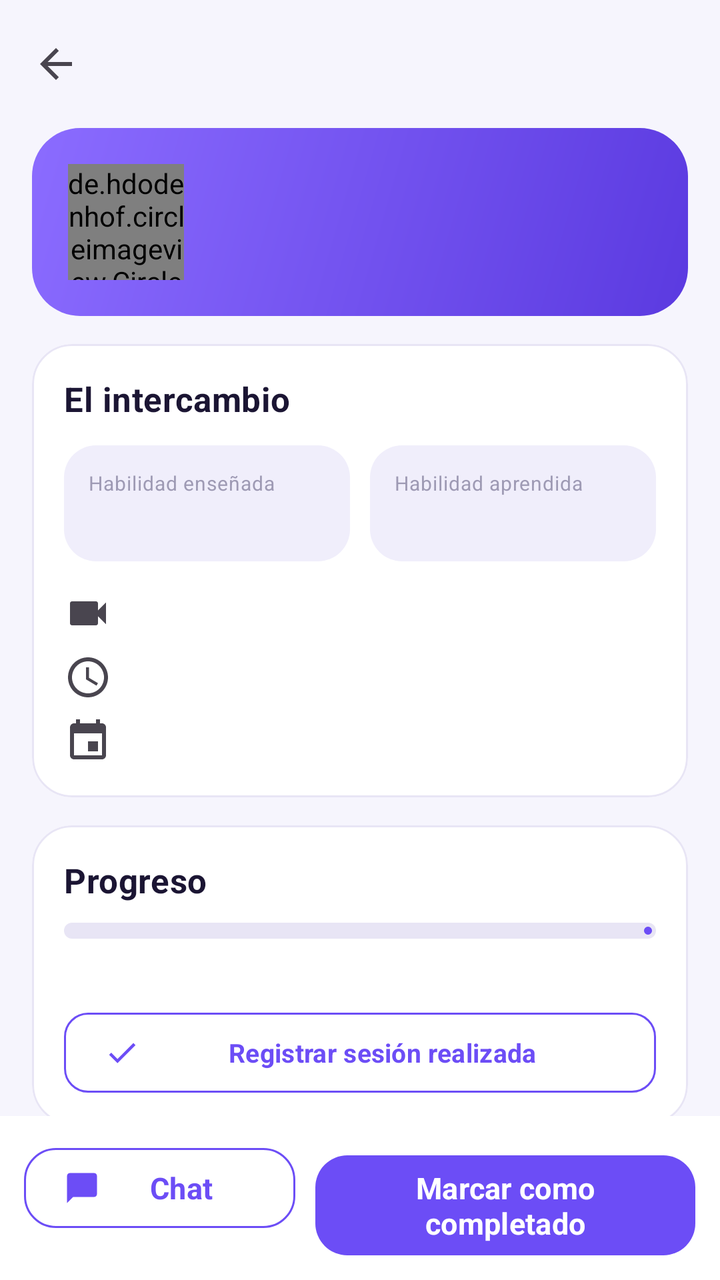
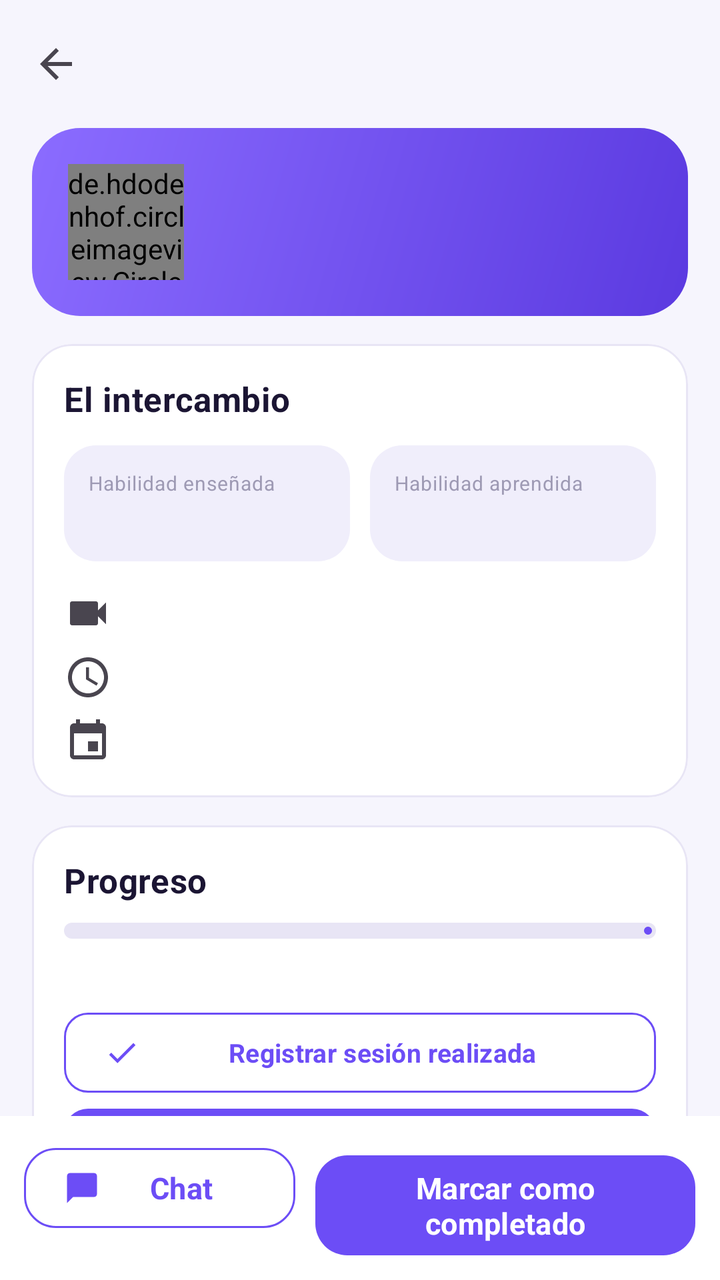

Before-and-after screenshots of an Android layout around one commit, followed by the original layout XML and the change that was made.
<!-- AndroidManifest.xml: application theme Theme.SkillSwap -->
<!-- res/layout/activity_exchange_detail.xml -->
<?xml version="1.0" encoding="utf-8"?>
<androidx.constraintlayout.widget.ConstraintLayout
    xmlns:android="http://schemas.android.com/apk/res/android"
    xmlns:app="http://schemas.android.com/apk/res-auto"
    android:layout_width="match_parent"
    android:layout_height="match_parent"
    android:background="?android:colorBackground">

    <include
        android:id="@+id/toolbarInc"
        layout="@layout/layout_toolbar"
        android:layout_width="match_parent"
        android:layout_height="wrap_content"
        app:layout_constraintTop_toTopOf="parent" />

    <androidx.core.widget.NestedScrollView
        android:layout_width="0dp"
        android:layout_height="0dp"
        android:clipToPadding="false"
        android:paddingBottom="20dp"
        app:layout_constraintBottom_toTopOf="@id/actions"
        app:layout_constraintEnd_toEndOf="parent"
        app:layout_constraintStart_toStartOf="parent"
        app:layout_constraintTop_toBottomOf="@id/toolbarInc">

        <LinearLayout
            android:layout_width="match_parent"
            android:layout_height="wrap_content"
            android:orientation="vertical"
            android:paddingStart="16dp"
            android:paddingEnd="16dp">

            
            <com.google.android.material.card.MaterialCardView
                android:layout_width="match_parent"
                android:layout_height="wrap_content"
                app:cardBackgroundColor="@color/transparent"
                app:cardCornerRadius="22dp"
                app:cardElevation="0dp"
                app:strokeWidth="0dp">

                <LinearLayout
                    android:layout_width="match_parent"
                    android:layout_height="wrap_content"
                    android:background="@drawable/bg_gradient_purple"
                    android:gravity="center_vertical"
                    android:orientation="horizontal"
                    android:padding="18dp">

                    <de.hdodenhof.circleimageview.CircleImageView
                        android:id="@+id/imgAvatar"
                        android:layout_width="58dp"
                        android:layout_height="58dp"
                        android:src="@drawable/ic_avatar_placeholder"
                        app:civ_border_color="#66FFFFFF"
                        app:civ_border_width="2dp" />

                    <LinearLayout
                        android:layout_width="0dp"
                        android:layout_height="wrap_content"
                        android:layout_marginStart="14dp"
                        android:layout_weight="1"
                        android:orientation="vertical">

                        <TextView
                            android:id="@+id/txtName"
                            android:layout_width="match_parent"
                            android:layout_height="wrap_content"
                            android:textColor="@color/white"
                            android:textSize="18sp"
                            android:textStyle="bold" />

                        <TextView
                            android:id="@+id/txtStatus"
                            android:layout_width="match_parent"
                            android:layout_height="wrap_content"
                            android:alpha="0.9"
                            android:textColor="@color/white"
                            android:textSize="13sp" />
                    </LinearLayout>
                </LinearLayout>
            </com.google.android.material.card.MaterialCardView>

            
            <com.google.android.material.card.MaterialCardView
                android:layout_width="match_parent"
                android:layout_height="wrap_content"
                android:layout_marginTop="14dp"
                app:cardCornerRadius="20dp"
                app:cardElevation="0dp"
                app:strokeWidth="1dp">

                <LinearLayout
                    android:layout_width="match_parent"
                    android:layout_height="wrap_content"
                    android:orientation="vertical"
                    android:padding="16dp">

                    <TextView
                        android:layout_width="wrap_content"
                        android:layout_height="wrap_content"
                        android:text="@string/lbl_the_exchange"
                        android:textAppearance="@style/TextAppearance.SkillSwap.Section" />

                    <LinearLayout
                        android:layout_width="match_parent"
                        android:layout_height="wrap_content"
                        android:layout_marginTop="12dp"
                        android:orientation="horizontal">

                        <LinearLayout
                            android:layout_width="0dp"
                            android:layout_height="wrap_content"
                            android:layout_weight="1"
                            android:background="@drawable/bg_rounded_soft"
                            android:orientation="vertical"
                            android:padding="12dp">

                            <TextView
                                android:layout_width="wrap_content"
                                android:layout_height="wrap_content"
                                android:text="@string/lbl_skill_taught"
                                android:textAppearance="@style/TextAppearance.SkillSwap.Caption"
                                android:textSize="10sp" />

                            <TextView
                                android:id="@+id/txtITeach"
                                android:layout_width="match_parent"
                                android:layout_height="wrap_content"
                                android:textColor="@color/brand_secondary_dark"
                                android:textSize="15sp"
                                android:textStyle="bold" />
                        </LinearLayout>

                        <LinearLayout
                            android:layout_width="0dp"
                            android:layout_height="wrap_content"
                            android:layout_marginStart="10dp"
                            android:layout_weight="1"
                            android:background="@drawable/bg_rounded_soft"
                            android:orientation="vertical"
                            android:padding="12dp">

                            <TextView
                                android:layout_width="wrap_content"
                                android:layout_height="wrap_content"
                                android:text="@string/lbl_skill_learned"
                                android:textAppearance="@style/TextAppearance.SkillSwap.Caption"
                                android:textSize="10sp" />

                            <TextView
                                android:id="@+id/txtILearn"
                                android:layout_width="match_parent"
                                android:layout_height="wrap_content"
                                android:textColor="@color/brand_primary"
                                android:textSize="15sp"
                                android:textStyle="bold" />
                        </LinearLayout>
                    </LinearLayout>

                    <TextView
                        android:id="@+id/txtModality"
                        android:layout_width="match_parent"
                        android:layout_height="wrap_content"
                        android:layout_marginTop="14dp"
                        android:drawablePadding="8dp"
                        android:textAppearance="@style/TextAppearance.SkillSwap.Body"
                        app:drawableStartCompat="@drawable/ic_video" />

                    <TextView
                        android:id="@+id/txtSchedule"
                        android:layout_width="match_parent"
                        android:layout_height="wrap_content"
                        android:layout_marginTop="8dp"
                        android:drawablePadding="8dp"
                        android:textAppearance="@style/TextAppearance.SkillSwap.Body"
                        app:drawableStartCompat="@drawable/ic_clock" />

                    <TextView
                        android:id="@+id/txtDate"
                        android:layout_width="match_parent"
                        android:layout_height="wrap_content"
                        android:layout_marginTop="8dp"
                        android:drawablePadding="8dp"
                        android:textAppearance="@style/TextAppearance.SkillSwap.Body"
                        app:drawableStartCompat="@drawable/ic_calendar" />
                </LinearLayout>
            </com.google.android.material.card.MaterialCardView>

            
            <com.google.android.material.card.MaterialCardView
                android:layout_width="match_parent"
                android:layout_height="wrap_content"
                android:layout_marginTop="14dp"
                app:cardCornerRadius="20dp"
                app:cardElevation="0dp"
                app:strokeWidth="1dp">

                <LinearLayout
                    android:layout_width="match_parent"
                    android:layout_height="wrap_content"
                    android:orientation="vertical"
                    android:padding="16dp">

                    <LinearLayout
                        android:layout_width="match_parent"
                        android:layout_height="wrap_content"
                        android:orientation="horizontal">

                        <TextView
                            android:layout_width="0dp"
                            android:layout_height="wrap_content"
                            android:layout_weight="1"
                            android:text="@string/lbl_progress"
                            android:textAppearance="@style/TextAppearance.SkillSwap.Section" />

                        <TextView
                            android:id="@+id/txtProgressValue"
                            android:layout_width="wrap_content"
                            android:layout_height="wrap_content"
                            android:textColor="@color/brand_primary"
                            android:textSize="15sp"
                            android:textStyle="bold" />
                    </LinearLayout>

                    <com.google.android.material.progressindicator.LinearProgressIndicator
                        android:id="@+id/progressBar"
                        style="@style/Widget.SkillSwap.Progress"
                        android:layout_width="match_parent"
                        android:layout_height="wrap_content"
                        android:layout_marginTop="10dp"
                        app:trackColor="@color/divider" />

                    <TextView
                        android:id="@+id/txtSessions"
                        android:layout_width="match_parent"
                        android:layout_height="wrap_content"
                        android:layout_marginTop="8dp"
                        android:textAppearance="@style/TextAppearance.SkillSwap.Body" />

                    <com.google.android.material.button.MaterialButton
                        android:id="@+id/btnSession"
                        style="@style/Widget.SkillSwap.Button.Small.Outlined"
                        android:layout_width="match_parent"
                        android:layout_height="wrap_content"
                        android:layout_marginTop="10dp"
                        android:text="@string/lbl_register_session"
                        app:icon="@drawable/ic_check" />
                </LinearLayout>
            </com.google.android.material.card.MaterialCardView>

            
            <com.google.android.material.card.MaterialCardView
                android:id="@+id/cardContract"
                android:layout_width="match_parent"
                android:layout_height="wrap_content"
                android:layout_marginTop="14dp"
                android:clickable="true"
                android:focusable="true"
                app:cardCornerRadius="20dp"
                app:cardElevation="0dp"
                app:strokeWidth="1dp">

                <LinearLayout
                    android:layout_width="match_parent"
                    android:layout_height="wrap_content"
                    android:gravity="center_vertical"
                    android:orientation="horizontal"
                    android:padding="16dp">

                    <FrameLayout
                        android:layout_width="42dp"
                        android:layout_height="42dp"
                        android:background="@drawable/bg_circle_secondary">

                        <ImageView
                            android:layout_width="22dp"
                            android:layout_height="22dp"
                            android:layout_gravity="center"
                            android:contentDescription="@null"
                            android:src="@drawable/ic_contract"
                            app:tint="@color/brand_secondary_dark" />
                    </FrameLayout>

                    <LinearLayout
                        android:layout_width="0dp"
                        android:layout_height="wrap_content"
                        android:layout_marginStart="12dp"
                        android:layout_weight="1"
                        android:orientation="vertical">

                        <TextView
                            android:layout_width="match_parent"
                            android:layout_height="wrap_content"
                            android:text="@string/learning_contract"
                            android:textColor="?attr/colorOnSurface"
                            android:textSize="15sp"
                            android:textStyle="bold" />

                        <TextView
                            android:id="@+id/txtContractStatus"
                            android:layout_width="match_parent"
                            android:layout_height="wrap_content"
                            android:textAppearance="@style/TextAppearance.SkillSwap.Caption" />
                    </LinearLayout>

                    <ImageView
                        android:layout_width="20dp"
                        android:layout_height="20dp"
                        android:contentDescription="@null"
                        android:src="@drawable/ic_chevron_right"
                        app:tint="@color/text_tertiary" />
                </LinearLayout>
            </com.google.android.material.card.MaterialCardView>

            
            <com.google.android.material.card.MaterialCardView
                android:id="@+id/cardEvidence"
                android:layout_width="match_parent"
                android:layout_height="wrap_content"
                android:layout_marginTop="10dp"
                android:clickable="true"
                android:focusable="true"
                app:cardCornerRadius="20dp"
                app:cardElevation="0dp"
                app:strokeWidth="1dp">

                <LinearLayout
                    android:layout_width="match_parent"
                    android:layout_height="wrap_content"
                    android:gravity="center_vertical"
                    android:orientation="horizontal"
                    android:padding="16dp">

                    <FrameLayout
                        android:layout_width="42dp"
                        android:layout_height="42dp"
                        android:background="@drawable/bg_circle_accent">

                        <ImageView
                            android:layout_width="22dp"
                            android:layout_height="22dp"
                            android:layout_gravity="center"
                            android:contentDescription="@null"
                            android:src="@drawable/ic_target"
                            app:tint="@color/brand_accent" />
                    </FrameLayout>

                    <LinearLayout
                        android:layout_width="0dp"
                        android:layout_height="wrap_content"
                        android:layout_marginStart="12dp"
                        android:layout_weight="1"
                        android:orientation="vertical">

                        <TextView
                            android:layout_width="match_parent"
                            android:layout_height="wrap_content"
                            android:text="@string/learning_evidence"
                            android:textColor="?attr/colorOnSurface"
                            android:textSize="15sp"
                            android:textStyle="bold" />

                        <TextView
                            android:layout_width="match_parent"
                            android:layout_height="wrap_content"
                            android:text="@string/help_evidence_row"
                            android:textAppearance="@style/TextAppearance.SkillSwap.Caption" />
                    </LinearLayout>

                    <ImageView
                        android:layout_width="20dp"
                        android:layout_height="20dp"
                        android:contentDescription="@null"
                        android:src="@drawable/ic_chevron_right"
                        app:tint="@color/text_tertiary" />
                </LinearLayout>
            </com.google.android.material.card.MaterialCardView>
        </LinearLayout>
    </androidx.core.widget.NestedScrollView>

    <LinearLayout
        android:id="@+id/actions"
        android:layout_width="match_parent"
        android:layout_height="wrap_content"
        android:background="?attr/colorSurface"
        android:orientation="horizontal"
        android:padding="12dp"
        app:layout_constraintBottom_toBottomOf="parent">

        <com.google.android.material.button.MaterialButton
            android:id="@+id/btnChat"
            style="@style/Widget.SkillSwap.Button.Outlined"
            android:layout_width="0dp"
            android:layout_height="wrap_content"
            android:layout_weight="1"
            android:text="@string/lbl_chat"
            app:icon="@drawable/ic_chat" />

        <com.google.android.material.button.MaterialButton
            android:id="@+id/btnPrimary"
            style="@style/Widget.SkillSwap.Button"
            android:layout_width="0dp"
            android:layout_height="wrap_content"
            android:layout_marginStart="10dp"
            android:layout_weight="1.4"
            android:text="@string/mark_completed" />
    </LinearLayout>
</androidx.constraintlayout.widget.ConstraintLayout>
<!-- res/layout/layout_toolbar.xml (included above) -->
<?xml version="1.0" encoding="utf-8"?>
<com.google.android.material.appbar.MaterialToolbar
    xmlns:android="http://schemas.android.com/apk/res/android"
    xmlns:app="http://schemas.android.com/apk/res-auto"
    android:id="@+id/toolbar"
    style="@style/Widget.SkillSwap.Toolbar"
    android:layout_width="match_parent"
    android:layout_height="?attr/actionBarSize"
    app:navigationIcon="@drawable/ic_arrow_back"
    app:titleTextColor="?attr/colorOnSurface" />
<!-- resources referenced by this layout -->
<resources>
  <color name="brand_accent">#FF6B6B</color>
  <color name="brand_primary">#6C4DF6</color>
  <color name="brand_secondary_dark">#00A892</color>
  <color name="divider">#E8E5F5</color>
  <color name="text_tertiary">#9E9AB4</color>
  <color name="transparent">#00000000</color>
  <color name="white">#FFFFFF</color>
  <!-- drawable bg_circle_accent (drawable) -->
  <?xml version="1.0" encoding="utf-8"?>
  <shape xmlns:android="http://schemas.android.com/apk/res/android" android:shape="oval">
      <solid android:color="@color/brand_accent_container" />
  </shape>
  <string name="help_evidence_row">Registra la actividad que realizaste</string>
  <string name="lbl_chat">Chat</string>
  <string name="lbl_progress">Progreso</string>
  <string name="lbl_register_session">Registrar sesión realizada</string>
  <string name="lbl_skill_learned">Habilidad aprendida</string>
  <string name="lbl_skill_taught">Habilidad enseñada</string>
  <string name="lbl_the_exchange">El intercambio</string>
  <string name="learning_contract">Contrato de aprendizaje</string>
  <string name="learning_evidence">Validación de aprendizaje</string>
  <string name="mark_completed">Marcar como completado</string>
  <style name="TextAppearance.SkillSwap.Body" parent="TextAppearance.Material3.BodyMedium">
          <item name="android:textSize">14sp</item>
          <item name="android:textColor">?attr/colorOnSurfaceVariant</item>
      </style>
  <style name="TextAppearance.SkillSwap.Caption" parent="TextAppearance.Material3.BodySmall">
          <item name="android:textSize">12sp</item>
          <item name="android:textColor">@color/text_tertiary</item>
      </style>
  <style name="Widget.SkillSwap.Progress" parent="Widget.Material3.LinearProgressIndicator">
          <item name="trackCornerRadius">8dp</item>
          <item name="trackThickness">8dp</item>
      </style>
  <style name="Widget.SkillSwap.Toolbar" parent="Widget.Material3.Toolbar">
          <item name="titleTextAppearance">@style/TextAppearance.SkillSwap.Title</item>
          <item name="android:background">@android:color/transparent</item>
      </style>
  <style name="Theme.SkillSwap" parent="Base.Theme.SkillSwap" />
  <color name="brand_accent_container">#FFE3E3</color>
  <color name="brand_secondary_container">#D2FBF4</color>
  <color name="bg_surface_variant">#F0EEFB</color>
  <color name="text_on_primary">#FFFFFF</color>
  <color name="brand_primary_container">#E9E3FF</color>
  <color name="brand_primary_dark">#4B2FD0</color>
  <color name="brand_secondary">#00D2B8</color>
  <color name="bg_app">#F6F5FD</color>
  <color name="bg_surface">#FFFFFF</color>
  <color name="text_primary">#1B1533</color>
  <color name="text_secondary">#6B6785</color>
  <color name="state_rejected">#EF4444</color>
  <style name="Widget.SkillSwap.Chip" parent="Widget.Material3.Chip.Assist">
          <item name="chipCornerRadius">14dp</item>
          <item name="android:textSize">12sp</item>
          <item name="chipMinHeight">32dp</item>
      </style>
  <dimen name="radius_md">20dp</dimen>
  <style name="TextAppearance.SkillSwap.NavActive" parent="TextAppearance.Material3.LabelMedium">
          <item name="android:textStyle">bold</item>
          <item name="android:textSize">11sp</item>
      </style>
  <style name="TextAppearance.SkillSwap.NavInactive" parent="TextAppearance.Material3.LabelMedium">
          <item name="android:textSize">11sp</item>
      </style>
  <!-- unchanged entries left out for length: 23 -->
</resources>

<!-- the commit's change to res/layout/activity_exchange_detail.xml (unified diff, before → after) -->
@@ -246,6 +246,16 @@
                         android:layout_marginTop="10dp"
                         android:text="@string/lbl_register_session"
                         app:icon="@drawable/ic_check" />
+
+                    
+                    <com.google.android.material.button.MaterialButton
+                        android:id="@+id/btnLiveSession"
+                        style="@style/Widget.SkillSwap.Button.Small"
+                        android:layout_width="match_parent"
+                        android:layout_height="wrap_content"
+                        android:layout_marginTop="8dp"
+                        android:text="@string/live_session"
+                        app:icon="@drawable/ic_clock" />
                 </LinearLayout>
             </com.google.android.material.card.MaterialCardView>
 
<!-- resource entries referenced after the edit -->
@@ -21,6 +21,7 @@
   <string name="lbl_the_exchange">El intercambio</string>
   <string name="learning_contract">Contrato de aprendizaje</string>
   <string name="learning_evidence">Validación de aprendizaje</string>
+  <string name="live_session">Sesión en vivo</string>
   <string name="mark_completed">Marcar como completado</string>
   <style name="TextAppearance.SkillSwap.Body" parent="TextAppearance.Material3.BodyMedium">
           <item name="android:textSize">14sp</item>
@@ -29,6 +30,13 @@
   <style name="TextAppearance.SkillSwap.Caption" parent="TextAppearance.Material3.BodySmall">
           <item name="android:textSize">12sp</item>
           <item name="android:textColor">@color/text_tertiary</item>
+      </style>
+  <style name="Widget.SkillSwap.Button.Small" parent="Widget.SkillSwap.Button">
+          <item name="android:minHeight">40dp</item>
+          <item name="cornerRadius">12dp</item>
+          <item name="android:textSize">13sp</item>
+          <item name="android:insetTop">0dp</item>
+          <item name="android:insetBottom">0dp</item>
       </style>
   <style name="Widget.SkillSwap.Progress" parent="Widget.Material3.LinearProgressIndicator">
           <item name="trackCornerRadius">8dp</item>
